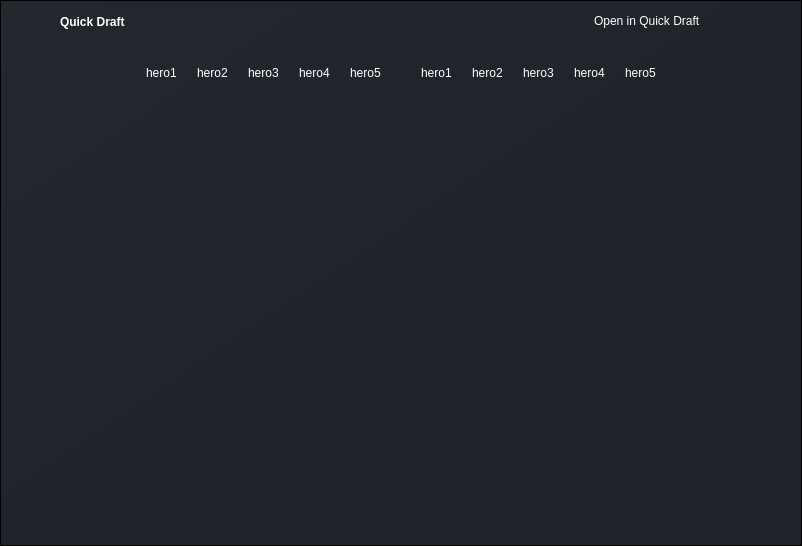
Before: the Qt Designer form ui/pages/quick_draft.ui in elian-olbz/mlbb-drafting-and-simulation-tools, drawn with Qt 5.
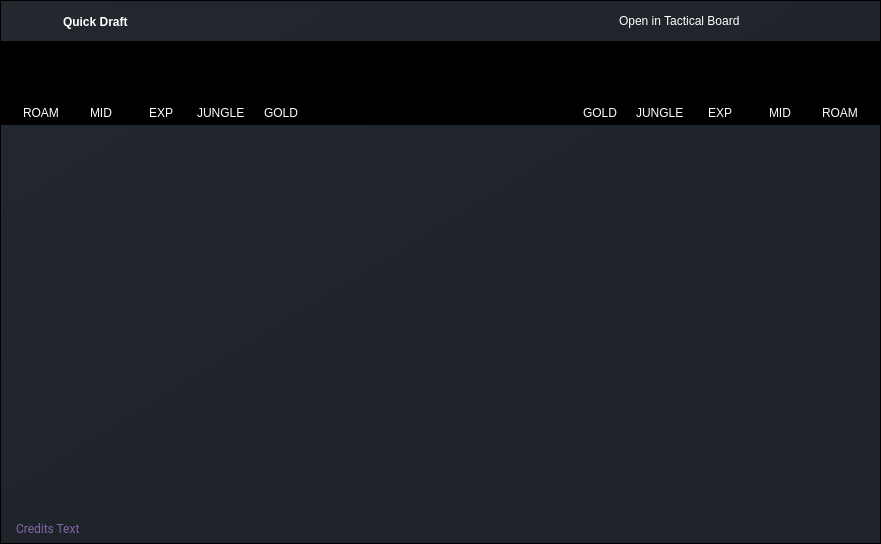
After: the same form once the commit is applied. Icons and pictures are not drawn.

Commit message: created a separate class for hero selector, minor changes on UI. No major implementation on other pages

Patch:
```diff
--- a/ui/pages/quick_draft.ui
+++ b/ui/pages/quick_draft.ui
@@ -6,8 +6,8 @@
    <rect>
     <x>0</x>
     <y>0</y>
-    <width>802</width>
-    <height>546</height>
+    <width>881</width>
+    <height>544</height>
    </rect>
   </property>
   <property name="windowTitle">
@@ -17,7 +17,16 @@
    <string notr="true"/>
   </property>
   <widget class="QWidget" name="centralwidget">
-   <layout class="QHBoxLayout" name="horizontalLayout">
+   <property name="minimumSize">
+    <size>
+     <width>800</width>
+     <height>500</height>
+    </size>
+   </property>
+   <property name="styleSheet">
+    <string notr="true">background-color: transparent;</string>
+   </property>
+   <layout class="QVBoxLayout" name="central_layout">
     <property name="spacing">
      <number>0</number>
     </property>
@@ -131,7 +140,7 @@
              <property name="bottomMargin">
               <number>0</number>
              </property>
-             <item>
+             <item alignment="Qt::AlignTop">
               <widget class="QWidget" name="header_container" native="true">
                <property name="sizePolicy">
                 <sizepolicy hsizetype="Expanding" vsizetype="Preferred">
@@ -199,7 +208,7 @@
                     <number>15</number>
                    </property>
                    <property name="leftMargin">
-                    <number>12</number>
+                    <number>15</number>
                    </property>
                    <property name="topMargin">
                     <number>2</number>
@@ -264,7 +273,7 @@
                    <enum>Qt::RightToLeft</enum>
                   </property>
                   <property name="text">
-                   <string>Open in Quick Draft</string>
+                   <string>Open in Tactical Board</string>
                   </property>
                   <property name="icon">
                    <iconset resource="../rsc.qrc">
@@ -278,6 +287,22 @@
                   </property>
                  </widget>
                 </item>
+                <item>
+                 <spacer name="horizontalSpacer_2">
+                  <property name="orientation">
+                   <enum>Qt::Horizontal</enum>
+                  </property>
+                  <property name="sizeType">
+                   <enum>QSizePolicy::Preferred</enum>
+                  </property>
+                  <property name="sizeHint" stdset="0">
+                   <size>
+                    <width>40</width>
+                    <height>20</height>
+                   </size>
+                  </property>
+                 </spacer>
+                </item>
                 <item>
                  <widget class="QFrame" name="frame_btns">
                   <property name="minimumSize">
@@ -417,14 +442,17 @@
            </widget>
           </item>
           <item>
-           <widget class="QFrame" name="frame_2">
-            <property name="frameShape">
-             <enum>QFrame::StyledPanel</enum>
+           <widget class="QWidget" name="main_body_container" native="true">
+            <property name="sizePolicy">
+             <sizepolicy hsizetype="Expanding" vsizetype="Expanding">
+              <horstretch>0</horstretch>
+              <verstretch>0</verstretch>
+             </sizepolicy>
             </property>
-            <property name="frameShadow">
-             <enum>QFrame::Raised</enum>
+            <property name="styleSheet">
+             <string notr="true">background:transparent;</string>
             </property>
-            <layout class="QVBoxLayout" name="verticalLayout_3">
+            <layout class="QVBoxLayout" name="verticalLayout">
              <property name="spacing">
               <number>0</number>
              </property>
@@ -440,31 +468,34 @@
              <property name="bottomMargin">
               <number>0</number>
              </property>
-             <item alignment="Qt::AlignHCenter|Qt::AlignTop">
-              <widget class="QFrame" name="hero_frame">
-               <property name="frameShape">
-                <enum>QFrame::StyledPanel</enum>
+             <item alignment="Qt::AlignTop">
+              <widget class="QWidget" name="hero_widget" native="true">
+               <property name="minimumSize">
+                <size>
+                 <width>0</width>
+                 <height>0</height>
+                </size>
                </property>
-               <property name="frameShadow">
-                <enum>QFrame::Raised</enum>
+               <property name="styleSheet">
+                <string notr="true">background-color: rgb(0, 0, 0);</string>
                </property>
-               <layout class="QHBoxLayout" name="horizontalLayout_5">
+               <layout class="QHBoxLayout" name="horizontalLayout">
                 <property name="spacing">
-                 <number>20</number>
+                 <number>0</number>
                 </property>
                 <property name="leftMargin">
-                 <number>0</number>
+                 <number>10</number>
                 </property>
                 <property name="topMargin">
-                 <number>0</number>
+                 <number>5</number>
                 </property>
                 <property name="rightMargin">
-                 <number>0</number>
+                 <number>10</number>
                 </property>
                 <property name="bottomMargin">
-                 <number>0</number>
+                 <number>5</number>
                 </property>
-                <item>
+                <item alignment="Qt::AlignLeft">
                  <widget class="QFrame" name="blue_hero_frame">
                   <property name="frameShape">
                    <enum>QFrame::StyledPanel</enum>
@@ -472,7 +503,7 @@
                   <property name="frameShadow">
                    <enum>QFrame::Raised</enum>
                   </property>
-                  <layout class="QHBoxLayout" name="horizontalLayout_2">
+                  <layout class="QHBoxLayout" name="horizontalLayout_5">
                    <property name="spacing">
                     <number>0</number>
                    </property>
@@ -488,45 +519,266 @@
                    <property name="bottomMargin">
                     <number>0</number>
                    </property>
+                   <item alignment="Qt::AlignHCenter|Qt::AlignVCenter">
+                    <widget class="QFrame" name="frame">
+                     <property name="frameShape">
+                      <enum>QFrame::StyledPanel</enum>
+                     </property>
+                     <property name="frameShadow">
+                      <enum>QFrame::Raised</enum>
+                     </property>
+                     <layout class="QVBoxLayout" name="verticalLayout_5">
+                      <property name="spacing">
+                       <number>0</number>
+                      </property>
+                      <property name="leftMargin">
+                       <number>0</number>
+                      </property>
+                      <property name="topMargin">
+                       <number>0</number>
+                      </property>
+                      <property name="rightMargin">
+                       <number>0</number>
+                      </property>
+                      <property name="bottomMargin">
+                       <number>0</number>
+                      </property>
                    <item>
-                    <widget class="QPushButton" name="blue_hero1">
+                       <widget class="QPushButton" name="pushButton">
+                        <property name="minimumSize">
+                         <size>
+                          <width>60</width>
+                          <height>60</height>
+                         </size>
+                        </property>
+                        <property name="sizeIncrement">
+                         <size>
+                          <width>0</width>
+                          <height>0</height>
+                         </size>
+                        </property>
+                        <property name="styleSheet">
+                         <string notr="true">image: url(:/icons/icons/plus-circle.svg);</string>
+                        </property>
                      <property name="text">
-                      <string>hero1</string>
+                         <string/>
                      </property>
                     </widget>
                    </item>
-                   <item>
-                    <widget class="QPushButton" name="blue_hero2">
+                      <item alignment="Qt::AlignHCenter">
+                       <widget class="QLabel" name="label_2">
                      <property name="text">
-                      <string>hero2</string>
+                         <string>ROAM</string>
                      </property>
                     </widget>
                    </item>
+                     </layout>
+                    </widget>
+                   </item>
+                   <item alignment="Qt::AlignHCenter|Qt::AlignVCenter">
+                    <widget class="QFrame" name="frame_2">
+                     <property name="frameShape">
+                      <enum>QFrame::StyledPanel</enum>
+                     </property>
+                     <property name="frameShadow">
+                      <enum>QFrame::Raised</enum>
+                     </property>
+                     <layout class="QVBoxLayout" name="verticalLayout_6">
+                      <property name="spacing">
+                       <number>0</number>
+                      </property>
+                      <property name="leftMargin">
+                       <number>0</number>
+                      </property>
+                      <property name="topMargin">
+                       <number>0</number>
+                      </property>
+                      <property name="rightMargin">
+                       <number>0</number>
+                      </property>
+                      <property name="bottomMargin">
+                       <number>0</number>
+                      </property>
                    <item>
-                    <widget class="QPushButton" name="blue_hero3">
+                       <widget class="QPushButton" name="pushButton_2">
+                        <property name="minimumSize">
+                         <size>
+                          <width>60</width>
+                          <height>60</height>
+                         </size>
+                        </property>
+                        <property name="styleSheet">
+                         <string notr="true">image: url(:/icons/icons/plus-circle.svg);</string>
+                        </property>
                      <property name="text">
-                      <string>hero3</string>
+                         <string/>
                      </property>
                     </widget>
                    </item>
+                      <item alignment="Qt::AlignHCenter">
+                       <widget class="QLabel" name="label_3">
+                        <property name="text">
+                         <string>MID</string>
+                        </property>
+                       </widget>
+                      </item>
+                     </layout>
+                    </widget>
+                   </item>
+                   <item alignment="Qt::AlignHCenter|Qt::AlignVCenter">
+                    <widget class="QFrame" name="frame_4">
+                     <property name="frameShape">
+                      <enum>QFrame::StyledPanel</enum>
+                     </property>
+                     <property name="frameShadow">
+                      <enum>QFrame::Raised</enum>
+                     </property>
+                     <layout class="QVBoxLayout" name="verticalLayout_8">
+                      <property name="spacing">
+                       <number>0</number>
+                      </property>
+                      <property name="leftMargin">
+                       <number>0</number>
+                      </property>
+                      <property name="topMargin">
+                       <number>0</number>
+                      </property>
+                      <property name="rightMargin">
+                       <number>0</number>
+                      </property>
+                      <property name="bottomMargin">
+                       <number>0</number>
+                      </property>
                    <item>
-                    <widget class="QPushButton" name="blue_hero4">
+                       <widget class="QPushButton" name="pushButton_3">
+                        <property name="minimumSize">
+                         <size>
+                          <width>60</width>
+                          <height>60</height>
+                         </size>
+                        </property>
+                        <property name="styleSheet">
+                         <string notr="true">image: url(:/icons/icons/plus-circle.svg);</string>
+                        </property>
                      <property name="text">
-                      <string>hero4</string>
+                         <string/>
                      </property>
                     </widget>
                    </item>
+                      <item alignment="Qt::AlignHCenter">
+                       <widget class="QLabel" name="label_4">
+                        <property name="text">
+                         <string>EXP</string>
+                        </property>
+                       </widget>
+                      </item>
+                     </layout>
+                    </widget>
+                   </item>
+                   <item alignment="Qt::AlignHCenter|Qt::AlignVCenter">
+                    <widget class="QFrame" name="frame_5">
+                     <property name="frameShape">
+                      <enum>QFrame::StyledPanel</enum>
+                     </property>
+                     <property name="frameShadow">
+                      <enum>QFrame::Raised</enum>
+                     </property>
+                     <layout class="QVBoxLayout" name="verticalLayout_9">
+                      <property name="spacing">
+                       <number>0</number>
+                      </property>
+                      <property name="leftMargin">
+                       <number>0</number>
+                      </property>
+                      <property name="topMargin">
+                       <number>0</number>
+                      </property>
+                      <property name="rightMargin">
+                       <number>0</number>
+                      </property>
+                      <property name="bottomMargin">
+                       <number>0</number>
+                      </property>
                    <item>
-                    <widget class="QPushButton" name="blue_hero5">
+                       <widget class="QPushButton" name="pushButton_5">
+                        <property name="minimumSize">
+                         <size>
+                          <width>60</width>
+                          <height>60</height>
+                         </size>
+                        </property>
+                        <property name="styleSheet">
+                         <string notr="true">image: url(:/icons/icons/plus-circle.svg);</string>
+                        </property>
                      <property name="text">
-                      <string>hero5</string>
+                         <string/>
                      </property>
                     </widget>
                    </item>
+                      <item alignment="Qt::AlignHCenter">
+                       <widget class="QLabel" name="label_5">
+                        <property name="text">
+                         <string>JUNGLE</string>
+                        </property>
+                       </widget>
+                      </item>
                   </layout>
                  </widget>
                 </item>
+                   <item alignment="Qt::AlignHCenter|Qt::AlignVCenter">
+                    <widget class="QFrame" name="frame_6">
+                     <property name="frameShape">
+                      <enum>QFrame::StyledPanel</enum>
+                     </property>
+                     <property name="frameShadow">
+                      <enum>QFrame::Raised</enum>
+                     </property>
+                     <layout class="QVBoxLayout" name="verticalLayout_10">
+                      <property name="spacing">
+                       <number>0</number>
+                      </property>
+                      <property name="leftMargin">
+                       <number>0</number>
+                      </property>
+                      <property name="topMargin">
+                       <number>0</number>
+                      </property>
+                      <property name="rightMargin">
+                       <number>0</number>
+                      </property>
+                      <property name="bottomMargin">
+                       <number>0</number>
+                      </property>
                 <item>
+                       <widget class="QPushButton" name="pushButton_6">
+                        <property name="minimumSize">
+                         <size>
+                          <width>60</width>
+                          <height>60</height>
+                         </size>
+                        </property>
+                        <property name="styleSheet">
+                         <string notr="true">image: url(:/icons/icons/plus-circle.svg);</string>
+                        </property>
+                        <property name="text">
+                         <string/>
+                        </property>
+                       </widget>
+                      </item>
+                      <item alignment="Qt::AlignHCenter">
+                       <widget class="QLabel" name="label_6">
+                        <property name="text">
+                         <string>GOLD</string>
+                        </property>
+                       </widget>
+                      </item>
+                     </layout>
+                    </widget>
+                   </item>
+                  </layout>
+                 </widget>
+                </item>
+                <item alignment="Qt::AlignRight">
                  <widget class="QFrame" name="red_hero_frame">
                   <property name="frameShape">
                    <enum>QFrame::StyledPanel</enum>
@@ -550,152 +802,303 @@
                    <property name="bottomMargin">
                     <number>0</number>
                    </property>
+                   <item alignment="Qt::AlignHCenter|Qt::AlignVCenter">
+                    <widget class="QFrame" name="frame_11">
+                     <property name="frameShape">
+                      <enum>QFrame::StyledPanel</enum>
+                     </property>
+                     <property name="frameShadow">
+                      <enum>QFrame::Raised</enum>
+                     </property>
+                     <layout class="QVBoxLayout" name="verticalLayout_12">
+                      <property name="spacing">
+                       <number>0</number>
+                      </property>
+                      <property name="leftMargin">
+                       <number>0</number>
+                      </property>
+                      <property name="topMargin">
+                       <number>0</number>
+                      </property>
+                      <property name="rightMargin">
+                       <number>0</number>
+                      </property>
+                      <property name="bottomMargin">
+                       <number>0</number>
+                      </property>
                    <item>
-                    <widget class="QPushButton" name="red_hero1">
+                       <widget class="QPushButton" name="pushButton_8">
+                        <property name="minimumSize">
+                         <size>
+                          <width>60</width>
+                          <height>60</height>
+                         </size>
+                        </property>
+                        <property name="styleSheet">
+                         <string notr="true">image: url(:/icons/icons/plus-circle.svg);</string>
+                        </property>
                      <property name="text">
-                      <string>hero1</string>
+                         <string/>
                      </property>
                     </widget>
                    </item>
-                   <item>
-                    <widget class="QPushButton" name="red_hero2">
+                      <item alignment="Qt::AlignHCenter">
+                       <widget class="QLabel" name="label_8">
                      <property name="text">
-                      <string>hero2</string>
+                         <string>GOLD</string>
                      </property>
                     </widget>
                    </item>
-                   <item>
-                    <widget class="QPushButton" name="red_hero3">
-                     <property name="text">
-                      <string>hero3</string>
-                     </property>
+                     </layout>
                     </widget>
                    </item>
+                   <item alignment="Qt::AlignHCenter|Qt::AlignVCenter">
+                    <widget class="QFrame" name="frame_7">
+                     <property name="frameShape">
+                      <enum>QFrame::StyledPanel</enum>
+                     </property>
+                     <property name="frameShadow">
+                      <enum>QFrame::Raised</enum>
+                     </property>
+                     <layout class="QVBoxLayout" name="verticalLayout_13">
+                      <property name="spacing">
+                       <number>0</number>
+                      </property>
+                      <property name="leftMargin">
+                       <number>0</number>
+                      </property>
+                      <property name="topMargin">
+                       <number>0</number>
+                      </property>
+                      <property name="rightMargin">
+                       <number>0</number>
+                      </property>
+                      <property name="bottomMargin">
+                       <number>0</number>
+                      </property>
                    <item>
-                    <widget class="QPushButton" name="red_hero4">
+                       <widget class="QPushButton" name="pushButton_9">
+                        <property name="minimumSize">
+                         <size>
+                          <width>60</width>
+                          <height>60</height>
+                         </size>
+                        </property>
+                        <property name="styleSheet">
+                         <string notr="true">image: url(:/icons/icons/plus-circle.svg);
+</string>
+                        </property>
                      <property name="text">
-                      <string>hero4</string>
+                         <string/>
                      </property>
                     </widget>
                    </item>
-                   <item>
-                    <widget class="QPushButton" name="red_hero5">
+                      <item alignment="Qt::AlignHCenter">
+                       <widget class="QLabel" name="label_9">
                      <property name="text">
-                      <string>hero5</string>
+                         <string>JUNGLE</string>
                      </property>
                     </widget>
                    </item>
                   </layout>
                  </widget>
                 </item>
-               </layout>
-              </widget>
-             </item>
-             <item>
-              <widget class="QFrame" name="team_stats_frame">
-               <property name="minimumSize">
-                <size>
-                 <width>0</width>
-                 <height>220</height>
-                </size>
-               </property>
+                   <item alignment="Qt::AlignHCenter|Qt::AlignVCenter">
+                    <widget class="QFrame" name="frame_8">
                <property name="frameShape">
                 <enum>QFrame::StyledPanel</enum>
                </property>
                <property name="frameShadow">
                 <enum>QFrame::Raised</enum>
                </property>
-               <layout class="QHBoxLayout" name="horizontalLayout_7">
-                <item>
-                 <widget class="QFrame" name="blue_team_stats_frame">
-                  <property name="frameShape">
-                   <enum>QFrame::StyledPanel</enum>
-                  </property>
-                  <property name="frameShadow">
-                   <enum>QFrame::Raised</enum>
-                  </property>
-                 </widget>
-                </item>
+                     <layout class="QVBoxLayout" name="verticalLayout_14">
+                      <property name="spacing">
+                       <number>0</number>
+                      </property>
+                      <property name="leftMargin">
+                       <number>0</number>
+                      </property>
+                      <property name="topMargin">
+                       <number>0</number>
+                      </property>
+                      <property name="rightMargin">
+                       <number>0</number>
+                      </property>
+                      <property name="bottomMargin">
+                       <number>0</number>
+                      </property>
                 <item>
-                 <widget class="QFrame" name="blue_red_stats_frame">
-                  <property name="frameShape">
-                   <enum>QFrame::StyledPanel</enum>
-                  </property>
-                  <property name="frameShadow">
-                   <enum>QFrame::Raised</enum>
-                  </property>
-                 </widget>
-                </item>
-                <item>
-                 <widget class="QFrame" name="red_team_stats_frame">
-                  <property name="frameShape">
-                   <enum>QFrame::StyledPanel</enum>
-                  </property>
-                  <property name="frameShadow">
-                   <enum>QFrame::Raised</enum>
-                  </property>
+                       <widget class="QPushButton" name="pushButton_10">
+                        <property name="minimumSize">
+                         <size>
+                          <width>60</width>
+                          <height>60</height>
+                         </size>
+                        </property>
+                        <property name="styleSheet">
+                         <string notr="true">image: url(:/icons/icons/plus-circle.svg);</string>
+                        </property>
+                        <property name="text">
+                         <string/>
+                        </property>
+                       </widget>
+                      </item>
+                      <item alignment="Qt::AlignHCenter">
+                       <widget class="QLabel" name="label_10">
+                        <property name="text">
+                         <string>EXP</string>
+                        </property>
                  </widget>
                 </item>
                </layout>
               </widget>
              </item>
-             <item>
-              <widget class="QFrame" name="indiv_stats_frame">
-               <property name="minimumSize">
-                <size>
-                 <width>0</width>
-                 <height>220</height>
-                </size>
-               </property>
+                   <item alignment="Qt::AlignHCenter|Qt::AlignVCenter">
+                    <widget class="QFrame" name="frame_9">
                <property name="frameShape">
                 <enum>QFrame::StyledPanel</enum>
                </property>
                <property name="frameShadow">
                 <enum>QFrame::Raised</enum>
                </property>
-               <layout class="QHBoxLayout" name="horizontalLayout_6">
+                     <layout class="QVBoxLayout" name="verticalLayout_15">
+                      <property name="spacing">
+                       <number>0</number>
+                      </property>
+                      <property name="leftMargin">
+                       <number>0</number>
+                      </property>
+                      <property name="topMargin">
+                       <number>0</number>
+                      </property>
+                      <property name="rightMargin">
+                       <number>0</number>
+                      </property>
+                      <property name="bottomMargin">
+                       <number>0</number>
+                      </property>
                 <item>
-                 <widget class="QFrame" name="head_to_head_stats_frame">
-                  <property name="frameShape">
-                   <enum>QFrame::StyledPanel</enum>
-                  </property>
-                  <property name="frameShadow">
-                   <enum>QFrame::Raised</enum>
-                  </property>
-                 </widget>
-                </item>
-                <item>
-                 <widget class="QFrame" name="hero_stats_frame">
-                  <property name="frameShape">
-                   <enum>QFrame::StyledPanel</enum>
-                  </property>
-                  <property name="frameShadow">
-                   <enum>QFrame::Raised</enum>
-                  </property>
-                 </widget>
-                </item>
-                <item>
-                 <widget class="QFrame" name="hero_winrate_frame">
+                       <widget class="QPushButton" name="pushButton_11">
+                        <property name="minimumSize">
+                         <size>
+                          <width>60</width>
+                          <height>60</height>
+                         </size>
+                        </property>
+                        <property name="styleSheet">
+                         <string notr="true">image: url(:/icons/icons/plus-circle.svg);</string>
+                        </property>
+                        <property name="text">
+                         <string/>
+                        </property>
+                       </widget>
+                      </item>
+                      <item alignment="Qt::AlignHCenter">
+                       <widget class="QLabel" name="label_11">
+                        <property name="text">
+                         <string>MID</string>
+                        </property>
+                       </widget>
+                      </item>
+                     </layout>
+                    </widget>
+                   </item>
+                   <item alignment="Qt::AlignHCenter|Qt::AlignVCenter">
+                    <widget class="QFrame" name="frame_10">
                   <property name="frameShape">
                    <enum>QFrame::StyledPanel</enum>
                   </property>
                   <property name="frameShadow">
                    <enum>QFrame::Raised</enum>
                   </property>
-                 </widget>
-                </item>
+                     <layout class="QVBoxLayout" name="verticalLayout_11">
+                      <property name="spacing">
+                       <number>0</number>
+                      </property>
+                      <property name="leftMargin">
+                       <number>0</number>
+                      </property>
+                      <property name="topMargin">
+                       <number>0</number>
+                      </property>
+                      <property name="rightMargin">
+                       <number>0</number>
+                      </property>
+                      <property name="bottomMargin">
+                       <number>0</number>
+                      </property>
+                      <item>
+                       <widget class="QPushButton" name="pushButton_7">
+                        <property name="minimumSize">
+                         <size>
+                          <width>60</width>
+                          <height>60</height>
+                         </size>
+                        </property>
+                        <property name="styleSheet">
+                         <string notr="true">image: url(:/icons/icons/plus-circle.svg);</string>
+                        </property>
+                        <property name="text">
+                         <string/>
+                        </property>
+                       </widget>
+                      </item>
+                      <item alignment="Qt::AlignHCenter">
+                       <widget class="QLabel" name="label_7">
+                        <property name="text">
+                         <string>ROAM</string>
+                        </property>
+                       </widget>
+                      </item>
                </layout>
               </widget>
              </item>
             </layout>
            </widget>
           </item>
+               </layout>
+              </widget>
+             </item>
           <item>
-           <widget class="QFrame" name="grip">
+              <widget class="QWidget" name="graph_widget" native="true">
+               <property name="sizePolicy">
+                <sizepolicy hsizetype="Expanding" vsizetype="Expanding">
+                 <horstretch>0</horstretch>
+                 <verstretch>0</verstretch>
+                </sizepolicy>
+               </property>
+               <layout class="QVBoxLayout" name="verticalLayout_7">
+                <property name="spacing">
+                 <number>0</number>
+                </property>
+                <property name="leftMargin">
+                 <number>0</number>
+                </property>
+                <property name="topMargin">
+                 <number>0</number>
+                </property>
+                <property name="rightMargin">
+                 <number>0</number>
+                </property>
+                <property name="bottomMargin">
+                 <number>0</number>
+                </property>
+                <item>
+                 <layout class="QVBoxLayout" name="graph_layout">
+                  <property name="spacing">
+                   <number>0</number>
+                  </property>
+                 </layout>
+                </item>
+               </layout>
+              </widget>
+             </item>
+             <item alignment="Qt::AlignBottom">
+              <widget class="QFrame" name="credits_bar">
             <property name="maximumSize">
              <size>
               <width>16777215</width>
-              <height>20</height>
+                 <height>30</height>
              </size>
             </property>
             <property name="styleSheet">
@@ -707,7 +1110,7 @@
             <property name="frameShadow">
              <enum>QFrame::Raised</enum>
             </property>
-            <layout class="QVBoxLayout" name="verticalLayout">
+               <layout class="QHBoxLayout" name="horizontalLayout_2">
              <property name="spacing">
               <number>0</number>
              </property>
@@ -718,17 +1121,59 @@
               <number>0</number>
              </property>
              <property name="rightMargin">
-              <number>2</number>
+                 <number>0</number>
              </property>
              <property name="bottomMargin">
-              <number>2</number>
-             </property>
-             <item alignment="Qt::AlignRight">
+                 <number>0</number>
+                </property>
+                <item>
+                 <widget class="QFrame" name="frame_label_credits">
+                  <property name="frameShape">
+                   <enum>QFrame::StyledPanel</enum>
+                  </property>
+                  <property name="frameShadow">
+                   <enum>QFrame::Raised</enum>
+                  </property>
+                  <layout class="QVBoxLayout" name="verticalLayout_3">
+                   <property name="spacing">
+                    <number>0</number>
+                   </property>
+                   <property name="leftMargin">
+                    <number>15</number>
+                   </property>
+                   <property name="topMargin">
+                    <number>0</number>
+                   </property>
+                   <property name="rightMargin">
+                    <number>0</number>
+                   </property>
+                   <property name="bottomMargin">
+                    <number>0</number>
+                   </property>
+                   <item>
+                    <widget class="QLabel" name="label_credits">
+                     <property name="font">
+                      <font>
+                       <family>Roboto</family>
+                      </font>
+                     </property>
+                     <property name="styleSheet">
+                      <string notr="true">color: rgb(128, 102, 168);</string>
+                     </property>
+                     <property name="text">
+                      <string>Credits Text</string>
+                     </property>
+                    </widget>
+                   </item>
+                  </layout>
+                 </widget>
+                </item>
+                <item>
               <widget class="QFrame" name="frame_grip">
                <property name="minimumSize">
                 <size>
-                 <width>20</width>
-                 <height>20</height>
+                    <width>30</width>
+                    <height>30</height>
                 </size>
                </property>
                <property name="maximumSize">
@@ -746,6 +1191,9 @@
                <property name="frameShadow">
                 <enum>QFrame::Raised</enum>
                </property>
+                 </widget>
+                </item>
+               </layout>
               </widget>
              </item>
             </layout>
```
Left out of the diff: 2 changed lines with no effect on the pictures. Lines whose indentation alone changed are shown as unchanged. The commit also changes 15 other files.
